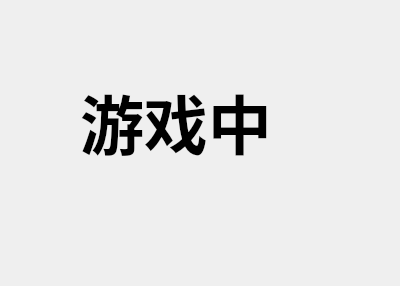
First picture: the form in server/inprocess.ui, repository GeminiBuddies/OOPLRS, before the edit.
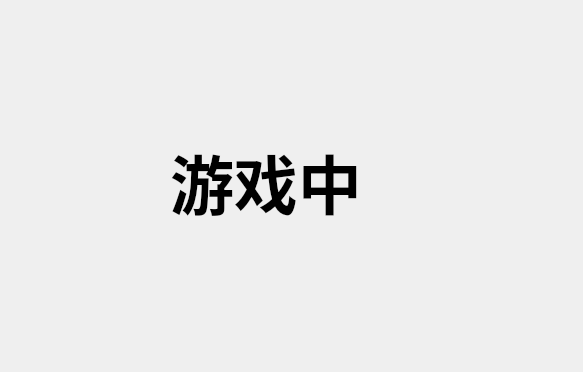
Second picture: the form after the edit.

Diff of the .ui file:
```diff
--- a/server/inprocess.ui
+++ b/server/inprocess.ui
@@ -6,8 +6,8 @@
    <rect>
     <x>0</x>
     <y>0</y>
-    <width>400</width>
-    <height>286</height>
+    <width>583</width>
+    <height>372</height>
    </rect>
   </property>
   <property name="windowTitle">
@@ -16,8 +16,8 @@
   <widget class="QLabel" name="label">
    <property name="geometry">
     <rect>
-     <x>80</x>
-     <y>70</y>
+     <x>170</x>
+     <y>130</y>
      <width>261</width>
      <height>101</height>
     </rect>
```
